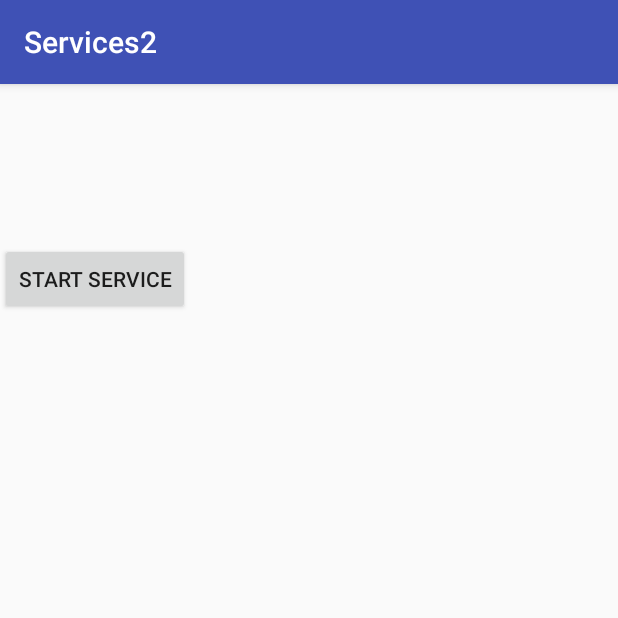
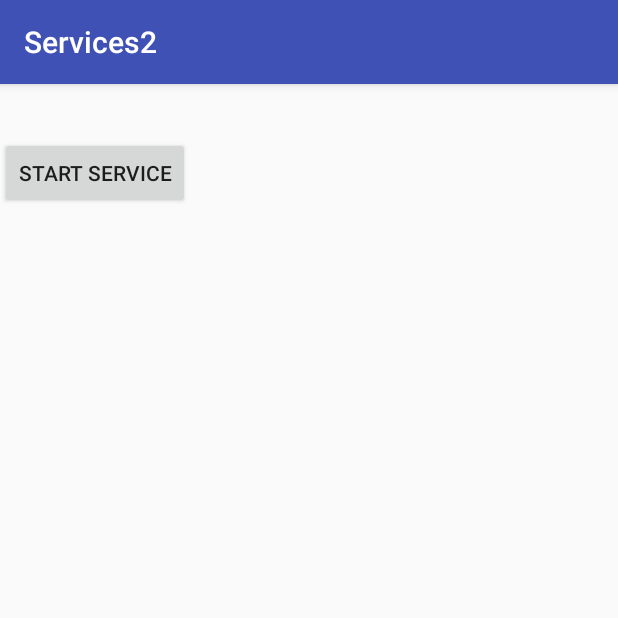
Before and after one commit to Art-999/Services2, an Android app: the screen it shows after launch (Main2Activity), after a tap on "START SERVICE", on a phone screen of 412 x 824 dp, the top half of it. Run offline under Robolectric (Android 15) with nearby library versions, the phone set to English and light mode, and no system bars.

Commit message:
15.01.2018 ArtCommit gorcic ( 1 )

```diff
--- a/app/src/main/AndroidManifest.xml
+++ b/app/src/main/AndroidManifest.xml
@@ -14,6 +14,7 @@
         </activity>
 
         <service android:name=".MyService" />
+        <service android:name=".MyService2" />
 
         <activity android:name=".Main2Activity">
             <intent-filter>
--- a/app/src/main/java/com/example/arturmusayelyan/services2/Main2Activity.java
+++ b/app/src/main/java/com/example/arturmusayelyan/services2/Main2Activity.java
@@ -1,13 +1,57 @@
 package com.example.arturmusayelyan.services2;
 
+import android.content.BroadcastReceiver;
+import android.content.Context;
+import android.content.Intent;
+import android.content.IntentFilter;
+import android.os.Bundle;
 import android.support.v7.app.AppCompatActivity;
-import android.os.Bundle;
+import android.view.View;
+import android.widget.Button;
+import android.widget.TextView;
 
-public class Main2Activity extends AppCompatActivity {
+public class Main2Activity extends AppCompatActivity implements View.OnClickListener {
+    // Service. Обратная связь с помощью BroadcastReceiver
+
+    private Button startBtn;
+    private TextView resultTv;
+    private BroadcastReceiver broadcastReceiver;
+    private Intent intent;
+    public final static String BROADCAST_ACTION = "ru.startandroid.develop.p0961servicebackbroadcast";
 
     @Override
     protected void onCreate(Bundle savedInstanceState) {
         super.onCreate(savedInstanceState);
-        setContentView(R.layout.activity_main);
+        setContentView(R.layout.activity_main2);
+        startBtn = findViewById(R.id.start_button);
+        resultTv = findViewById(R.id.task1_tv);
+        startBtn.setOnClickListener(this);
+
+        broadcastReceiver = new BroadcastReceiver() {
+            @Override
+            public void onReceive(Context context, Intent intent) {
+                int result = intent.getIntExtra("resultKey", 0);
+                resultTv.setText(" " + result);
+            }
+        };
+        IntentFilter intentFilter = new IntentFilter(BROADCAST_ACTION);
+        registerReceiver(broadcastReceiver, intentFilter);
+    }
+
+    @Override
+    public void onClick(View v) {
+        switch (v.getId()) {
+            case R.id.start_button:
+                intent = new Intent(this, MyService2.class);
+                intent.putExtra("timeKey", 2000);
+                startService(intent);
+                break;
+        }
+    }
+
+    @Override
+    protected void onDestroy() {
+        super.onDestroy();
+        unregisterReceiver(broadcastReceiver);
     }
 }
--- a/app/src/main/java/com/example/arturmusayelyan/services2/MainActivity.java
+++ b/app/src/main/java/com/example/arturmusayelyan/services2/MainActivity.java
@@ -10,7 +10,7 @@ import android.widget.Button;
 import android.widget.TextView;
 
 public class MainActivity extends AppCompatActivity {
-    ////PendingIntent Example Service. Обратная связь с помощью PendingIntent
+    //PendingIntent Example Service. Обратная связь с помощью PendingIntent
     private Button startServiceBtn;
     private TextView showServiceResultTv1;
     private TextView showServiceResultTv2;
@@ -37,6 +37,7 @@ public class MainActivity extends AppCompatActivity {
         showServiceResultTv2 = findViewById(R.id.show_service_result_tv2);
         showServiceResultTv3 = findViewById(R.id.show_service_result_tv3);
         startServiceBtn = findViewById(R.id.start_service_btn);
+
     }
 
     public void startButtonClick(View view) {
@@ -123,7 +124,7 @@ public class MainActivity extends AppCompatActivity {
             switch (requestCode) {
                 case TASK1_REQUESTCODE:
                     showServiceResultTv1.setText("");
-                   // startServiceBtn.setEnabled(true);
+                    // startServiceBtn.setEnabled(true);
                     break;
                 case TASK2_REQUESTCODE:
                     showServiceResultTv2.setText("");
--- a/app/src/main/res/layout/activity_main.xml
+++ b/app/src/main/res/layout/activity_main.xml
@@ -33,11 +33,12 @@
         android:text=""
         android:textSize="23sp"
         android:textStyle="bold" />
+
     <Button
         android:id="@+id/start_service_btn"
         android:layout_width="wrap_content"
         android:layout_height="wrap_content"
-        android:text="start service"
-        android:onClick="startButtonClick"/>
+        android:onClick="startButtonClick"
+        android:text="start service" />
 
 </LinearLayout>
--- a/app/src/main/res/layout/activity_main2.xml
+++ b/app/src/main/res/layout/activity_main2.xml
@@ -1,9 +1,25 @@
 <?xml version="1.0" encoding="utf-8"?>
-<android.support.constraint.ConstraintLayout xmlns:android="http://schemas.android.com/apk/res/android"
+<LinearLayout xmlns:android="http://schemas.android.com/apk/res/android"
     xmlns:app="http://schemas.android.com/apk/res-auto"
     xmlns:tools="http://schemas.android.com/tools"
     android:layout_width="match_parent"
     android:layout_height="match_parent"
+    android:orientation="vertical"
     tools:context="com.example.arturmusayelyan.services2.Main2Activity">
 
-</android.support.constraint.ConstraintLayout>
+    <TextView
+        android:id="@+id/task1_tv"
+        android:layout_width="match_parent"
+        android:layout_height="wrap_content"
+        android:layout_margin="2dp"
+        android:text=""
+        android:textSize="23sp"
+        android:textStyle="bold" />
+
+    <Button
+        android:id="@+id/start_button"
+        android:layout_width="wrap_content"
+        android:layout_height="wrap_content"
+        android:text="start service" />
+
+</LinearLayout>
```
Also changed, not shown: app/src/main/java/com/example/arturmusayelyan/services2/MyService.java (+5 -5 lines), app/src/main/java/com/example/arturmusayelyan/services2/MyService2.java (added, +59 -0 lines).
